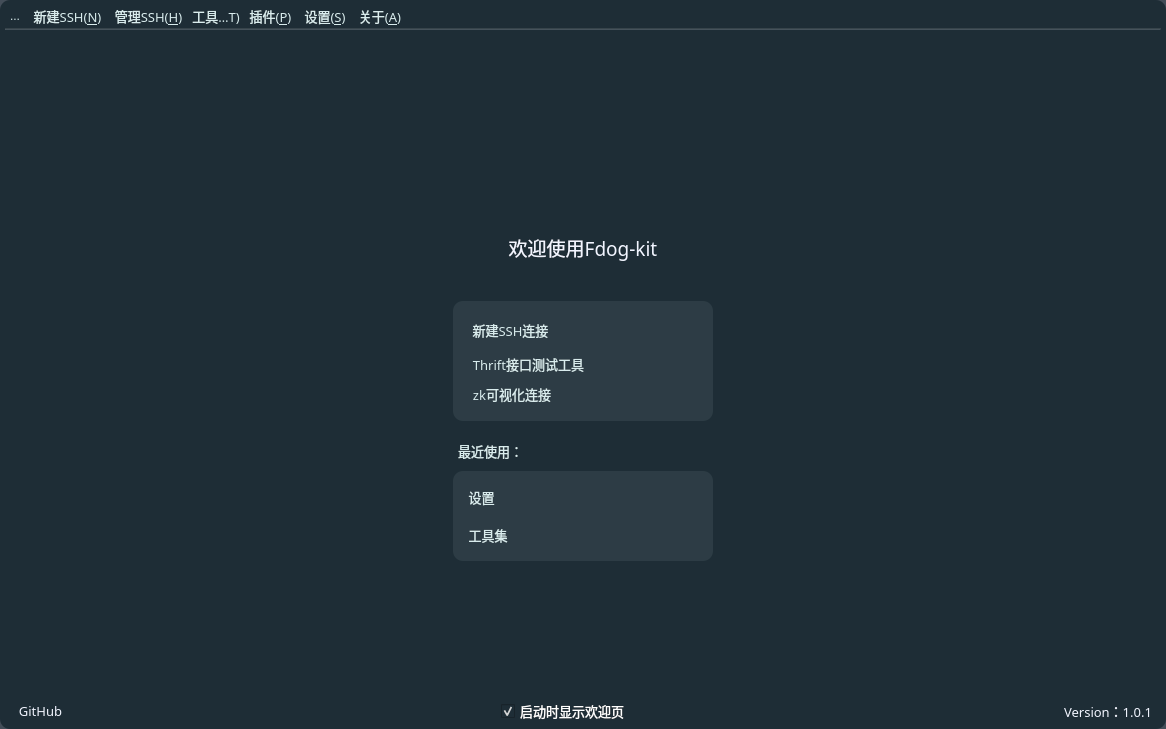
First picture: the form in source/mainwindow.ui, repository HuaGouFdog/Fdog-Kit, before the edit.
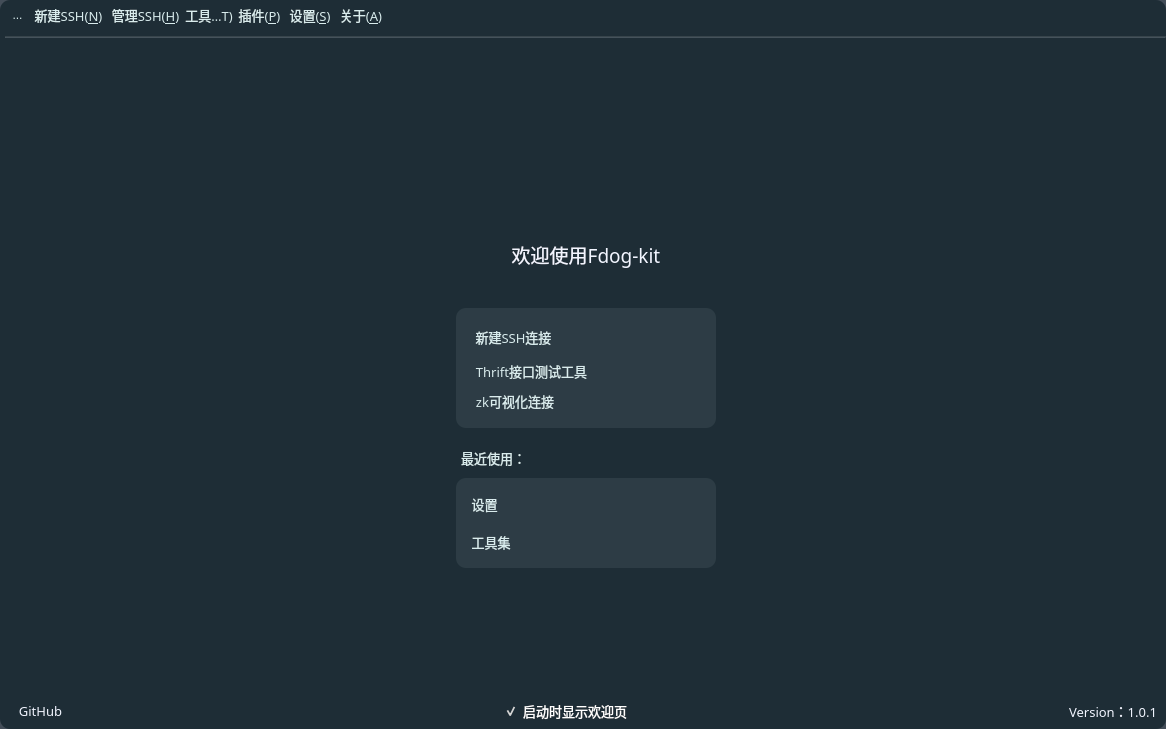
Second picture: the form after the edit. Icons and pictures are not drawn.

Patch:
```diff
--- a/source/mainwindow.ui
+++ b/source/mainwindow.ui
@@ -95,16 +95,16 @@
    </property>
    <layout class="QVBoxLayout" name="verticalLayout">
     <property name="spacing">
-     <number>0</number>
+     <number>6</number>
     </property>
     <property name="leftMargin">
      <number>5</number>
     </property>
     <property name="topMargin">
-     <number>5</number>
+     <number>0</number>
     </property>
     <property name="rightMargin">
-     <number>5</number>
+     <number>0</number>
     </property>
     <property name="bottomMargin">
      <number>5</number>
@@ -114,47 +114,47 @@
       <property name="minimumSize">
        <size>
         <width>0</width>
-        <height>22</height>
+        <height>30</height>
        </size>
       </property>
       <property name="maximumSize">
        <size>
         <width>16777215</width>
-        <height>24</height>
+        <height>30</height>
        </size>
       </property>
       <property name="styleSheet">
-       <string notr="true">background-color: rgb(30, 45, 54);
+       <string notr="true">background-color: rgba(30, 45, 54, 0);
 color: rgb(255, 255, 255);
 </string>
       </property>
       <layout class="QHBoxLayout" name="horizontalLayout">
        <property name="spacing">
-        <number>4</number>
+        <number>0</number>
        </property>
        <property name="leftMargin">
         <number>0</number>
        </property>
        <property name="topMargin">
-        <number>1</number>
+        <number>0</number>
        </property>
        <property name="rightMargin">
-        <number>5</number>
+        <number>0</number>
        </property>
        <property name="bottomMargin">
-        <number>2</number>
+        <number>0</number>
        </property>
        <item>
         <widget class="QToolButton" name="toolButton">
          <property name="minimumSize">
           <size>
-           <width>20</width>
+           <width>25</width>
            <height>20</height>
           </size>
          </property>
          <property name="maximumSize">
           <size>
-           <width>20</width>
+           <width>25</width>
            <height>20</height>
           </size>
          </property>
@@ -627,14 +627,14 @@
         <widget class="QToolButton" name="toolButton_min">
          <property name="minimumSize">
           <size>
-           <width>20</width>
-           <height>20</height>
+           <width>40</width>
+           <height>29</height>
           </size>
          </property>
          <property name="maximumSize">
           <size>
-           <width>20</width>
-           <height>20</height>
+           <width>40</width>
+           <height>29</height>
           </size>
          </property>
          <property name="font">
@@ -646,7 +646,8 @@
          <property name="styleSheet">
           <string notr="true">QToolButton {
 	color: rgb(255, 255, 255);
-	background-color: rgba(255, 255, 255, 0);
+	
+	background-color: rgba(94, 255, 210, 0);
 	border: none;
 }
 
@@ -657,7 +658,9 @@
  
 QToolButton:hover {
 	color: rgb(255, 255, 255);
-	background-color: rgba(255, 255, 255, 0);
+
+	
+	background-color: rgb(23, 35, 42);
 	border: none;
 }</string>
          </property>
@@ -670,8 +673,8 @@
          </property>
          <property name="iconSize">
           <size>
-           <width>19</width>
-           <height>19</height>
+           <width>13</width>
+           <height>13</height>
           </size>
          </property>
         </widget>
@@ -680,14 +683,14 @@
         <widget class="QToolButton" name="toolButton_max">
          <property name="minimumSize">
           <size>
-           <width>20</width>
-           <height>20</height>
+           <width>40</width>
+           <height>29</height>
           </size>
          </property>
          <property name="maximumSize">
           <size>
-           <width>20</width>
-           <height>20</height>
+           <width>40</width>
+           <height>29</height>
           </size>
          </property>
          <property name="font">
@@ -699,7 +702,8 @@
          <property name="styleSheet">
           <string notr="true">QToolButton {
 	color: rgb(255, 255, 255);
-	background-color: rgba(255, 255, 255, 0);
+	
+	background-color: rgba(94, 255, 210, 0);
 	border: none;
 }
 
@@ -710,7 +714,7 @@
  
 QToolButton:hover {
 	color: rgb(255, 255, 255);
-	background-color: rgba(255, 255, 255, 0);
+	background-color: rgb(23, 35, 42);
 	border: none;
 }</string>
          </property>
@@ -719,12 +723,12 @@
          </property>
          <property name="icon">
           <iconset resource="lib.qrc">
-           <normaloff>:/lib/Icon_max3.png</normaloff>:/lib/Icon_max3.png</iconset>
+           <normaloff>:/lib/Icon_max4.png</normaloff>:/lib/Icon_max4.png</iconset>
          </property>
          <property name="iconSize">
           <size>
-           <width>16</width>
-           <height>16</height>
+           <width>11</width>
+           <height>11</height>
           </size>
          </property>
          <property name="checkable">
@@ -745,14 +749,14 @@
         <widget class="QToolButton" name="toolButton_close">
          <property name="minimumSize">
           <size>
-           <width>20</width>
-           <height>20</height>
+           <width>40</width>
+           <height>29</height>
           </size>
          </property>
          <property name="maximumSize">
           <size>
-           <width>20</width>
-           <height>20</height>
+           <width>40</width>
+           <height>29</height>
           </size>
          </property>
          <property name="font">
@@ -764,7 +768,8 @@
          <property name="styleSheet">
           <string notr="true">QToolButton {
 	color: rgb(255, 255, 255);
-	background-color: rgba(255, 255, 255, 0);
+	border-top-right-radius: 9px;
+	background-color: rgba(94, 255, 210, 0);
 	border: none;
 }
 
@@ -775,7 +780,8 @@
  
 QToolButton:hover {
 	color: rgb(255, 255, 255);
-	background-color: rgba(255, 255, 255, 0);
+	
+	background-color: rgb(200, 0, 0);
 	border: none;
 }</string>
          </property>
@@ -788,8 +794,8 @@
          </property>
          <property name="iconSize">
           <size>
-           <width>13</width>
-           <height>13</height>
+           <width>11</width>
+           <height>11</height>
           </size>
          </property>
          <property name="checkable">
@@ -855,7 +861,7 @@
     <item>
      <widget class="QWidget" name="widget_body" native="true">
       <property name="styleSheet">
-       <string notr="true">background-color: rgb(30, 45, 54);
+       <string notr="true">background-color: rgba(30, 45, 54, 0);
 color: rgb(255, 255, 255);</string>
       </property>
       <layout class="QVBoxLayout" name="verticalLayout_2">
@@ -877,7 +883,7 @@
        <item>
         <widget class="QStackedWidget" name="stackedWidget">
          <property name="styleSheet">
-          <string notr="true">background-color: rgb(30, 45, 54);
+          <string notr="true">background-color: rgba(30, 45, 54,0);
 color: rgb(255, 255, 255);</string>
          </property>
          <property name="lineWidth">
@@ -888,7 +894,7 @@
          </property>
          <widget class="QWidget" name="page">
           <property name="styleSheet">
-           <string notr="true">background-color: rgb(30, 45, 54);
+           <string notr="true">background-color: rgba(30, 45, 54,0);
 color: rgb(255, 255, 255);</string>
           </property>
           <layout class="QHBoxLayout" name="horizontalLayout_2">
@@ -3133,7 +3139,7 @@
          </widget>
          <widget class="QWidget" name="page_2">
           <property name="styleSheet">
-           <string notr="true">background-color: rgb(30, 45, 54);
+           <string notr="true">background-color: rgba(30, 45, 54,0);
 color: rgb(255, 255, 255);</string>
           </property>
           <layout class="QVBoxLayout" name="verticalLayout_6">
@@ -3160,7 +3166,7 @@
          </widget>
          <widget class="QWidget" name="page_3">
           <property name="styleSheet">
-           <string notr="true">background-color: rgb(30, 45, 54);
+           <string notr="true">background-color: rgba(30, 45, 54,0);
 color: rgb(255, 255, 255);</string>
           </property>
           <layout class="QVBoxLayout" name="verticalLayout_7">
@@ -3476,8 +3482,8 @@
                                </property>
                                <property name="iconSize">
                                 <size>
-                                 <width>20</width>
-                                 <height>20</height>
+                                 <width>23</width>
+                                 <height>24</height>
                                 </size>
                                </property>
                                <property name="toolButtonStyle">
```
